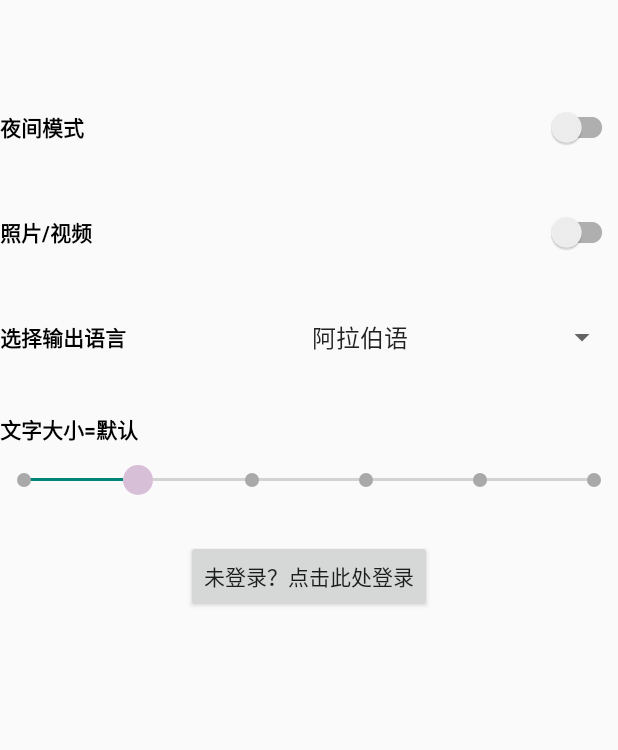
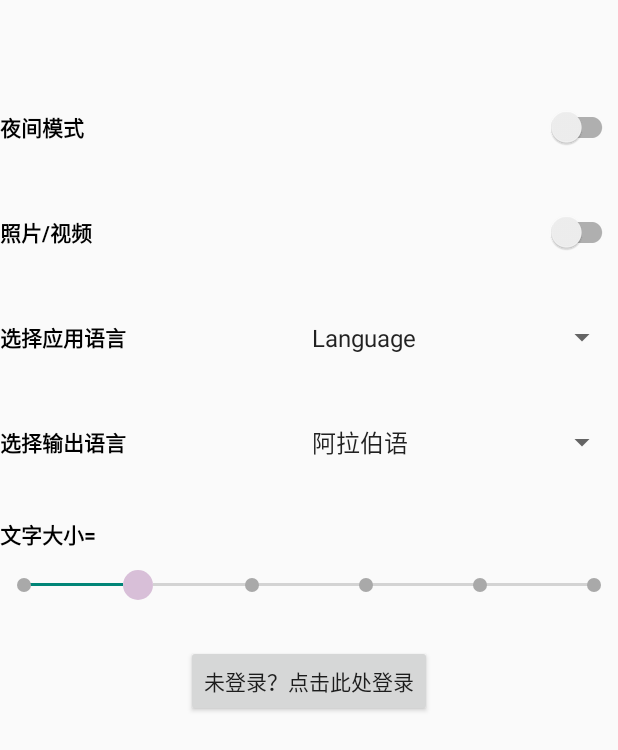
Before and after one commit to Lance-Bai/sign_language_translation_APP, an Android app: the fragment SettingFragment shown on its own in the app's theme, on a phone screen of 412 x 824 dp. Shown: the top 750 px of the screen. Run offline under Robolectric (Android 15) with nearby library versions, the phone set to English and light mode, and no system bars.

Commit message:
Li: login UI

```diff
--- a/app/src/main/AndroidManifest.xml
+++ b/app/src/main/AndroidManifest.xml
@@ -18,6 +18,7 @@
 
 
     <application
+        android:configChanges="locale"
         android:allowBackup="true"
         android:requestLegacyExternalStorage="true"
         android:dataExtractionRules="@xml/data_extraction_rules"
--- a/app/src/main/java/com/example/slt_project/ui/Setting/SettingFragment.java
+++ b/app/src/main/java/com/example/slt_project/ui/Setting/SettingFragment.java
@@ -6,6 +6,7 @@ import android.app.Activity;
 import android.content.Context;
 import android.content.Intent;
 import android.content.SharedPreferences;
+import android.content.res.Configuration;
 import android.util.Log;
 import android.util.TypedValue;
 import android.view.View;
@@ -31,23 +32,26 @@ import com.example.slt_project.ui.activity.RegisterActivity;
 import com.example.slt_project.ui.base.BaseFragment;
 import com.google.android.material.tabs.TabLayout;
 
+import java.util.Locale;
+
 public class SettingFragment extends BaseFragment implements SettingContract.ISettingFragment, CompoundButton.OnCheckedChangeListener, View.OnClickListener {
     private SwitchCompat photoOrVideo;
     private SwitchCompat darkOrLight;
     private SettingPresenter presenter;
     private SeekBar fontSizeSeekBar;
-    private TextView fontSizeTextView, selectLanguage;
+    private TextView fontSizeTextView, selectoutputLanguage, selectAppLanguage;
 
-    private Spinner languageSpinner;
+    private Spinner languageSpinner, appLanguageSpinner;
 
     private SharedPreferences sharedPreferences;
     public Mode mode;
     private SharedPreferences.Editor editor;
-//    private int textSize;
+    //    private int textSize;
     private Button logoutButton;
     private static final String PREF_NAME = "user_pref";
     private static final String KEY_IS_LOGGED_IN = "isLoggedIn";
     UserManager userManager;
+
 
     @Override
     protected int getLayoutID() {
@@ -64,11 +68,13 @@ public class SettingFragment extends BaseFragment implements SettingContract.ISe
         darkOrLight = find(R.id.light_mode);
         photoOrVideo = find(R.id.photo_mode);
         fontSizeSeekBar = find(R.id.seekBar_textsize);
-        fontSizeTextView=find(R.id.text_size);
-        languageSpinner=find(R.id.spinner);
+        fontSizeTextView = find(R.id.text_size);
+        languageSpinner = find(R.id.spinner);
         fontSizeTextView = find(R.id.text_size);
         logoutButton = find(R.id.log_out_button);
-        selectLanguage = find(R.id.selectLanguage);
+        selectoutputLanguage = find(R.id.selectLanguage);
+        selectAppLanguage = find(R.id.select_app_Language);
+        appLanguageSpinner = find(R.id.spinner_app_language);
 
         darkOrLight.setOnCheckedChangeListener(this);
         photoOrVideo.setOnCheckedChangeListener(this);
@@ -76,8 +82,41 @@ public class SettingFragment extends BaseFragment implements SettingContract.ISe
 
         sharedPreferences = getContext().getSharedPreferences("my_prefs", MODE_PRIVATE);
         editor = sharedPreferences.edit();
-        mode=new Mode(getContext());
+        mode = new Mode(getContext());
         int textSize = sharedPreferences.getInt("text_size", 0);
+        appLanguageSpinner.setOnItemSelectedListener(new AdapterView.OnItemSelectedListener() {
+            @Override
+            public void onItemSelected(AdapterView<?> adapterView, View view, int position, long l) {
+//                Locale locale ;
+                String now = sharedPreferences.getString("applanguage", "");
+                if (position==0){
+                    if (now.equals("chinese")){
+                        changeLanguage(Locale.CHINESE);
+                        editor.putString("applanguage", "");
+                        getActivity().recreate();
+                    }else if (now.equals("english")){
+                        changeLanguage(Locale.ENGLISH);
+                        editor.putString("applanguage", "");
+                        getActivity().recreate();
+                    }
+                }
+                else if (position == 1) {
+                    changeLanguage(Locale.CHINESE);
+                    editor.putString("applanguage", "chinese");
+                    getActivity().recreate();
+                } else if (position == 2) {
+                    changeLanguage(Locale.ENGLISH);
+                    editor.putString("applanguage", "english");
+                    getActivity().recreate();
+                }
+                editor.apply();
+            }
+
+            @Override
+            public void onNothingSelected(AdapterView<?> adapterView) {
+
+            }
+        });
 
         languageSpinner.setOnItemSelectedListener(new AdapterView.OnItemSelectedListener(
 
@@ -96,7 +135,6 @@ public class SettingFragment extends BaseFragment implements SettingContract.ISe
         });
 
 
-
         darkOrLight.setChecked(presenter.isNightModeOn());
         photoOrVideo.setChecked(presenter.isPhotoModeOn());
 
@@ -104,7 +142,7 @@ public class SettingFragment extends BaseFragment implements SettingContract.ISe
             @Override
             public void onProgressChanged(SeekBar seekBar, int progress, boolean b) {
 
-                int textSize=0;
+                int textSize = 0;
                 switch (progress) {
                     case 0:
                         textSize = 14;
@@ -126,7 +164,7 @@ public class SettingFragment extends BaseFragment implements SettingContract.ISe
                         break;
                 }
 //                textSize=sharedPreferences.getInt("text_size",14);
-                fontSizeTextView.setText("文字大小="+textSize);
+                fontSizeTextView.setText(getString(R.string.setting_fontsize) + textSize);
                 updateViewTextSize(requireActivity().getWindow().getDecorView().getRootView(), textSize);
             }
 
@@ -145,11 +183,12 @@ public class SettingFragment extends BaseFragment implements SettingContract.ISe
         });
         if (userManager.isLoggedIn()) {
             logoutButton.setText(R.string.logout_button_text);
-        }else{
+        } else {
             logoutButton.setText(R.string.login_button_text);
         }
 
     }
+
     private void updateViewTextSize(View view, float textSize) {
         if (view instanceof ViewGroup) {
             ViewGroup viewGroup = (ViewGroup) view;
@@ -163,6 +202,15 @@ public class SettingFragment extends BaseFragment implements SettingContract.ISe
         }
     }
 
+
+
+    private void changeLanguage(Locale locale) {
+        Locale.setDefault(locale);
+        Configuration config = new Configuration();
+        config.setLocale(locale);
+        getResources().updateConfiguration(config, getResources().getDisplayMetrics());
+    }
+
     @Override
     public void onResume() {
         super.onResume();
@@ -171,7 +219,7 @@ public class SettingFragment extends BaseFragment implements SettingContract.ISe
         // 如果已经保存了设置，则更新SeekBar和文本字体大小
         if (fontSize > 0) {
             fontSizeSeekBar.setProgress(fontSize);
-            fontSizeTextView.setText("文字大小=" + (14 + fontSize * 3));
+            fontSizeTextView.setText(getString(R.string.setting_fontsize) + (14 + fontSize * 3));
             updateViewTextSize(requireActivity().getWindow().getDecorView().getRootView(), 14 + fontSize * 3);
         }
     }
@@ -185,11 +233,13 @@ public class SettingFragment extends BaseFragment implements SettingContract.ISe
                 mode.setModeon(b);
                 if (b) {
                     AppCompatDelegate.setDefaultNightMode(AppCompatDelegate.MODE_NIGHT_YES);
-                    selectLanguage.setTextColor(getResources().getColor(R.color.white));
+                    selectoutputLanguage.setTextColor(getResources().getColor(R.color.white));
+                    selectAppLanguage.setTextColor(getResources().getColor(R.color.white));
                     fontSizeTextView.setTextColor(getResources().getColor(R.color.white));
                 } else {
                     AppCompatDelegate.setDefaultNightMode(AppCompatDelegate.MODE_NIGHT_NO);
-                    selectLanguage.setTextColor(getResources().getColor(R.color.black));
+                    selectoutputLanguage.setTextColor(getResources().getColor(R.color.black));
+                    selectAppLanguage.setTextColor(getResources().getColor(R.color.black));
                     fontSizeTextView.setTextColor(getResources().getColor(R.color.black));
                 }
                 break;
@@ -210,7 +260,7 @@ public class SettingFragment extends BaseFragment implements SettingContract.ISe
                 if (userManager.isLoggedIn()) {
                     userManager.setLoggedIn(false);
                     logoutButton.setText(R.string.login_button_text);
-                break;
+                    break;
                 } else {
                     startActivity(new Intent(getActivity(), LoginActivity.class));
                     getActivity().finish();
--- a/app/src/main/java/com/example/slt_project/ui/TextOutputViewHolder.java
+++ b/app/src/main/java/com/example/slt_project/ui/TextOutputViewHolder.java
@@ -1,6 +1,9 @@
 package com.example.slt_project.ui;
 
+import android.app.Activity;
+import android.content.Context;
 import android.view.View;
+import android.view.inputmethod.InputMethodManager;
 import android.widget.Button;
 import android.widget.TextView;
 
--- a/app/src/main/res/layout/activity_login.xml
+++ b/app/src/main/res/layout/activity_login.xml
@@ -19,6 +19,7 @@
 <!--        android:layout_marginTop="1dp"-->
 <!--     App Logo -->
     <ImageView
+        android:layout_marginTop="20dp"
         android:id="@+id/logo_imageview"
         android:layout_width="200dp"
         android:layout_height="200dp"
@@ -54,7 +55,7 @@
             android:id="@+id/password_textLayout_input"
             android:layout_width="match_parent"
             android:layout_height="wrap_content"
-            android:hint="@string/login_registerbutton">
+            android:hint="@string/login_password">
 
             <com.google.android.material.textfield.TextInputEditText
                 android:id="@+id/password_edittext"
@@ -97,6 +98,7 @@
         android:background="@drawable/optimizedbutton"
         android:text="@string/login_registerbutton"
         android:textColor="@color/Burlywood4"
+        android:textStyle="bold"
         android:textSize="20sp" />
 
 </LinearLayout>
--- a/app/src/main/res/layout/activity_register.xml
+++ b/app/src/main/res/layout/activity_register.xml
@@ -89,7 +89,7 @@
 
             android:layout_height="wrap_content"
             android:textSize="25sp"
-            android:textColor="@color/white"
+            android:textColor="@color/Burlywood4"
             android:background="@drawable/optimizedbutton"
             android:text="@string/register_signup"/>
     </LinearLayout>
--- a/app/src/main/res/layout/fragment_t2s.xml
+++ b/app/src/main/res/layout/fragment_t2s.xml
@@ -24,8 +24,8 @@
 
     <ImageView
         android:id="@+id/t2s_imageView"
-        android:layout_width="300dp"
-        android:layout_height="300dp"
+        android:layout_width="200dp"
+        android:layout_height="200dp"
         android:layout_gravity="center"
         app:layout_constraintBottom_toTopOf="@+id/t2s_recycle"
         app:layout_constraintEnd_toEndOf="parent"
@@ -38,7 +38,7 @@
     <androidx.recyclerview.widget.RecyclerView
         android:id="@+id/t2s_recycle"
         android:layout_width="411dp"
-        android:layout_height="300dp"
+        android:layout_height="200dp"
         app:layout_constraintBottom_toTopOf="@+id/include_function_line_t2s"
         app:layout_constraintEnd_toEndOf="parent"
         app:layout_constraintStart_toStartOf="parent"></androidx.recyclerview.widget.RecyclerView>
--- a/app/src/main/res/layout/function_line_setting.xml
+++ b/app/src/main/res/layout/function_line_setting.xml
@@ -39,6 +39,7 @@
 <!--        android:layout_width="match_parent"-->
 <!--        android:layout_height="70dp"-->
 <!--        android:orientation="horizontal">-->
+
 <!--        <androidx.appcompat.widget.SwitchCompat-->
 <!--            android:id="@+id/switch3"-->
 <!--            android:layout_width="wrap_content"-->
@@ -46,6 +47,27 @@
 <!--            android:layout_weight="1"-->
 <!--            android:text="Setting_3" />-->
 <!--    </LinearLayout>-->
+    <LinearLayout
+        android:layout_width="match_parent"
+        android:layout_height="70dp"
+        android:orientation="horizontal">
+
+        <TextView
+            android:id="@+id/select_app_Language"
+            android:layout_width="200dp"
+            android:layout_height="match_parent"
+            android:textStyle="bold"
+            android:gravity="center_vertical"
+            android:textColor="@color/black"
+            android:text="@string/language_app_choose_spinner_text" />
+
+        <Spinner
+            android:id="@+id/spinner_app_language"
+            android:layout_width="match_parent"
+            android:layout_height="match_parent"
+            android:entries="@array/applanguage"
+            />
+    </LinearLayout>
     <LinearLayout
         android:layout_width="match_parent"
         android:layout_height="70dp"
--- /dev/null
+++ b/app/src/main/res/values-en-ldltr/language.xml
@@ -0,0 +1,2 @@
+<?xml version="1.0" encoding="utf-8"?>
+<resources></resources>
--- a/app/src/main/res/values/strings.xml
+++ b/app/src/main/res/values/strings.xml
@@ -13,26 +13,35 @@
     <string name="language_choose_spinner_text">选择输出语言</string>
     <string name="photo_mode">照片/视频</string>
     <string name="login_skip">跳过</string>
-    <string name="login_loginbutton">点击登录</string>
-    <string name="login_registerbutton">点击注册</string>
+    <string name="login_loginbutton">登录</string>
+    <string name="login_registerbutton">注册</string>
     <string name="login_username">请输入用户名称或邮箱</string>
     <string name="login_password">请输入密码</string>
     <string name="login_forgetpassword">忘记密码？点击此处</string>
     <string name="login_button_text">未登录？点击此处登录</string>
     <string name="logout_button_text">已登录，退出当前账户</string>
+    <string name="language_app_choose_spinner_text">选择应用语言</string>
 
     <string name="register_username">请输入用户名称</string>
     <string name="register_password">请设置密码</string>
     <string name="register_confirmpassword">请再次确认设置密码</string>
     <string name="register_signup">注册</string>
     <string name="register_tologin">已注册？点击登录</string>
-    <string name="setting_fontsize"> 文字大小=默认</string>
+    <string name="setting_fontsize"> 文字大小=</string>
 
 
 
 
-
-
+    <string-array name="applanguage">
+        <item>Language</item>
+        <item>中文简体</item>
+        <item>English</item>
+    </string-array>
+    <string-array name="applanguagelabel">
+        <item>de</item>
+        <item>zh</item>
+        <item>en</item>
+    </string-array>
 
     <string-array name="language">
         <item>阿拉伯语</item>
```
Also changed, not shown: 1 other file.
